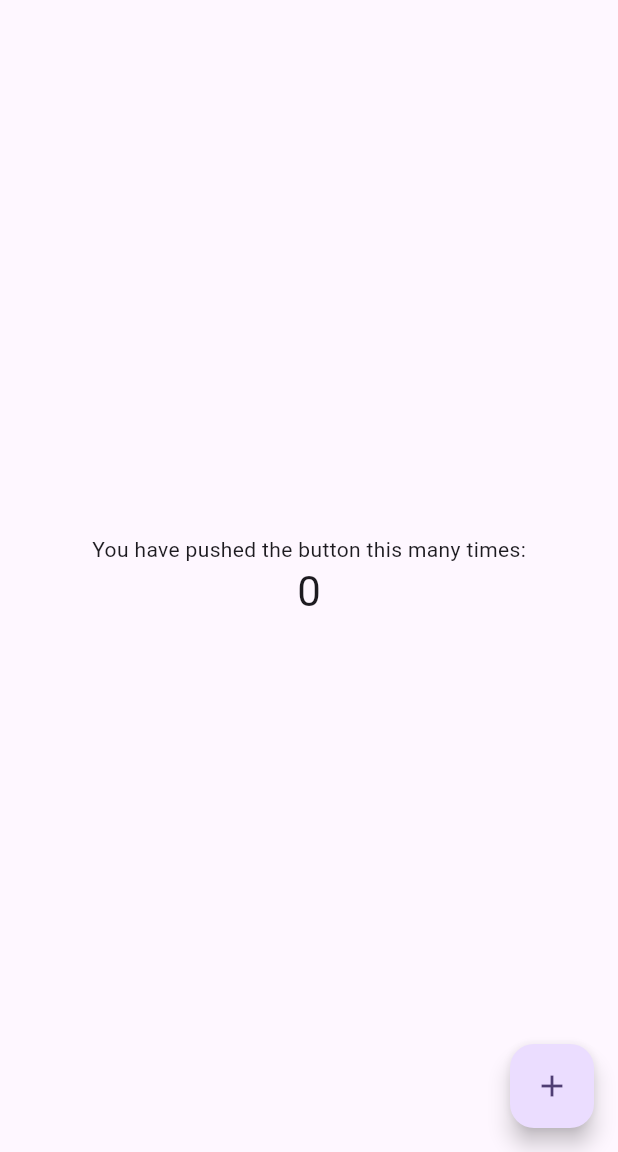
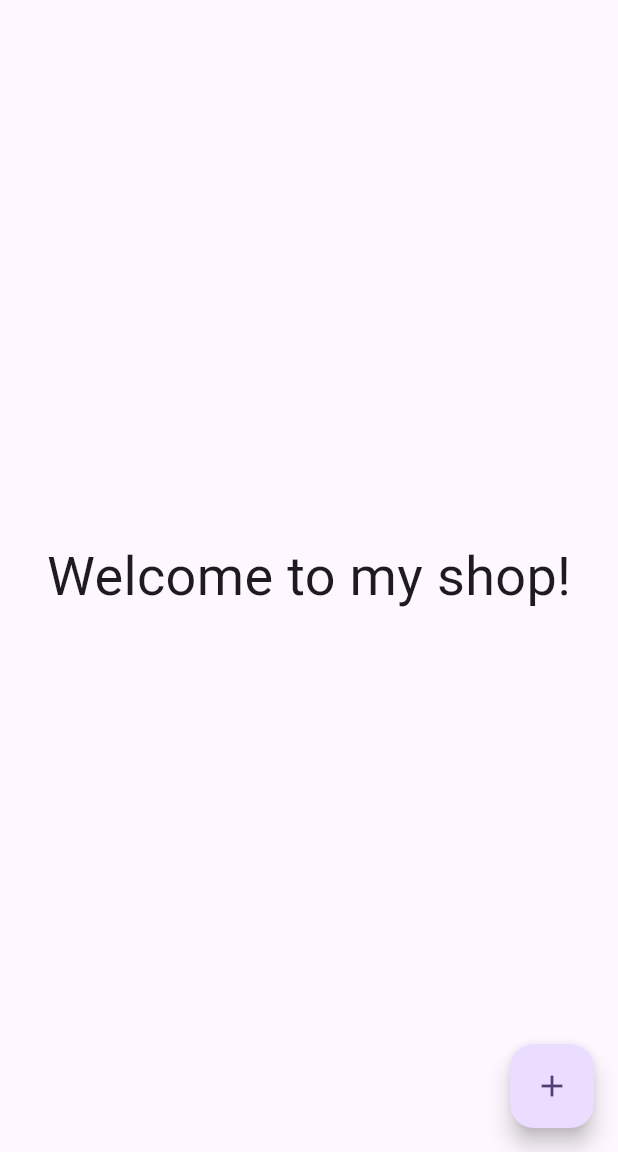
Before and after one commit to Matthew-Jenkins2006/sandwich_shop, a Flutter app: the screen it shows after launch, on a phone screen of 412 x 824 dp, the part 84-1236 px from its top. Run offline on Flutter 3.47's test engine with Material 3 defaults, Android fonts, the phone set to English and light mode, and no system bars.

Commit message:
Change on-screen text

```diff
--- a/sandwich_shop/lib/main.dart
+++ b/sandwich_shop/lib/main.dart
@@ -54,7 +54,6 @@ class MyHomePage extends StatefulWidget {
 }
 
 class _MyHomePageState extends State<MyHomePage> {
-  int _counter = 0;
 
   void _incrementCounter() {
     setState(() {
@@ -104,10 +103,9 @@ class _MyHomePageState extends State<MyHomePage> {
           // wireframe for each widget.
           mainAxisAlignment: MainAxisAlignment.center,
           children: <Widget>[
-            const Text('You have pushed the button this many times:'),
             Text(
-              '$_counter',
-              style: Theme.of(context).textTheme.headlineMedium,
+              'Welcome to my shop!',
+              style: const TextStyle(fontSize: 36),
             ),
           ],
         ),
```
